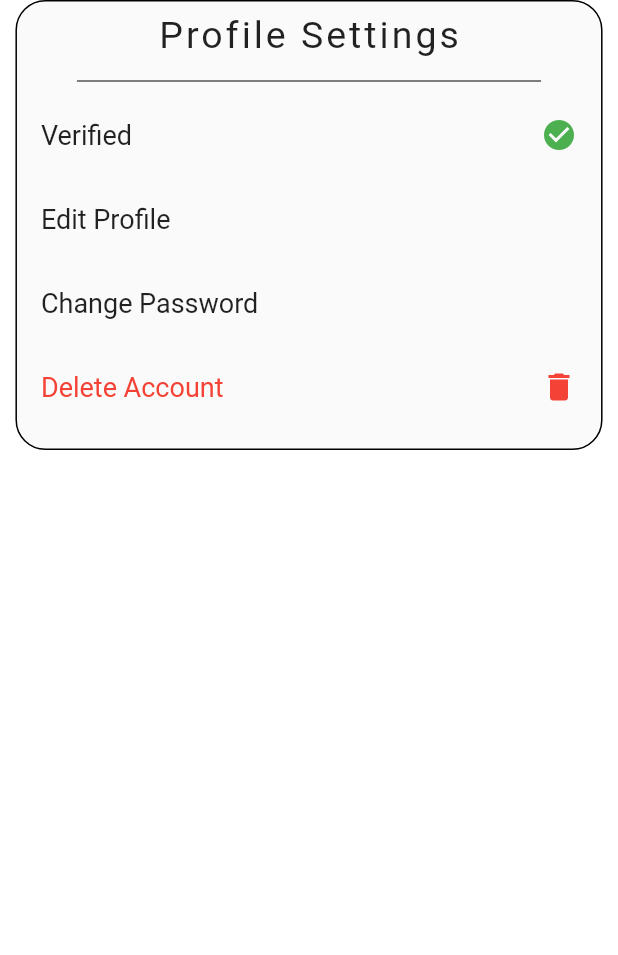
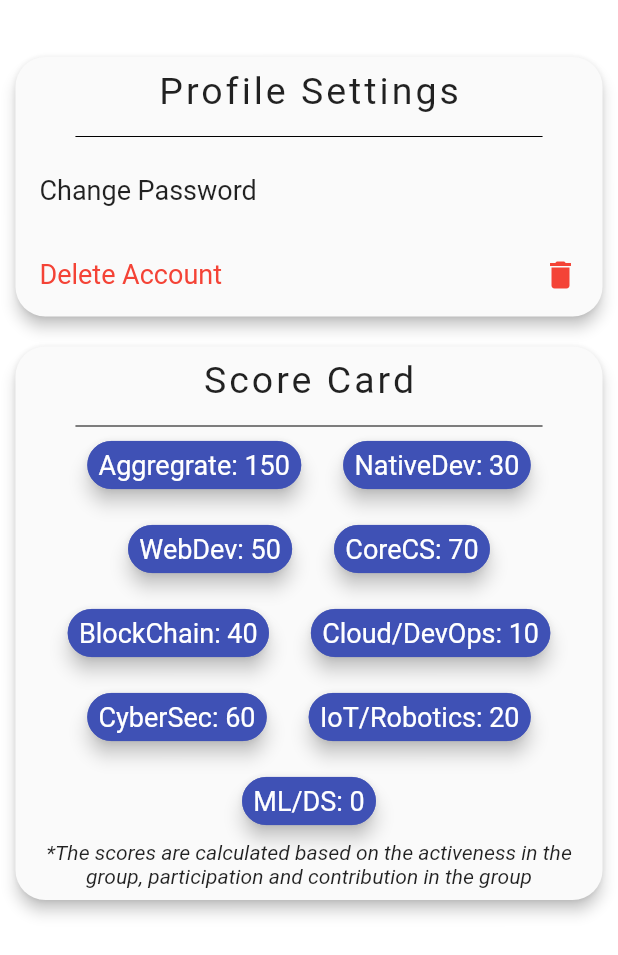
Before and after one commit to fnplus/enroll-me-flutter, a Flutter app: the screen it shows after launch, on a phone screen of 412 x 824 dp. Shown: the top 955 px of the screen. Run offline on Flutter 3.47's test engine with Material 2 defaults, Android fonts, the phone set to English and light mode, and no system bars; drawn by our look-alikes of flutter_tags; missing offline and left inert: groovin_widgets.

Commit message:
Added scoreCard ui to profile page and made UI changes to profile pages

```diff
--- a/lib/app/ui/pages/userDetailsView.dart
+++ b/lib/app/ui/pages/userDetailsView.dart
@@ -1,3 +1,6 @@
+import 'package:enroll_me/app/widgets/materialCard.dart';
+import 'package:enroll_me/app/widgets/profileSettingsCard.dart';
+import 'package:enroll_me/app/widgets/scoreCard.dart';
 import 'package:flutter/material.dart';
 import 'package:groovin_widgets/groovin_widgets.dart';
 
@@ -5,34 +8,64 @@ class UserDetailsView extends StatefulWidget {
   @override
   _UserDetailsViewState createState() => _UserDetailsViewState();
 }
+
 class _UserDetailsViewState extends State<UserDetailsView> {
   @override
   Widget build(BuildContext context) {
     return SplitColorBackground(
+      topLeftCornerRadius: 20,
+      topRightCornerRadius: 20,
+      appBar: AppBar(
+        title: Text(
+          "PROFILE",
+          style: TextStyle(letterSpacing: 3),
+        ),
+        elevation: 0,
+        backgroundColor: Colors.transparent,
+        actions: <Widget>[
+          IconButton(
+            icon: Icon(Icons.edit),
+            onPressed: () {},
+          )
+        ],
+      ),
       headerColor: Colors.indigo,
       headerFlex: 2,
       bodyFlex: 5,
       header: Column(
         mainAxisAlignment: MainAxisAlignment.spaceAround,
         children: <Widget>[
-          SizedBox(
-            height: 30,
-          ),
           CircleAvatar(
-            child: Text(
-              "P",
-              style: TextStyle(fontSize: 25),
+            child: Container(
+              decoration: BoxDecoration(
+                  shape: BoxShape.circle,
+                  image: DecorationImage(
+                      image: NetworkImage(
+                          "https://avatars3.githubusercontent.com/u/32771322?s=460&v=4"))),
             ),
             radius: 40,
-            backgroundColor: Colors.lightGreenAccent,
+            backgroundColor: Colors.yellow,
           ),
+          Row(
+            mainAxisAlignment: MainAxisAlignment.center,
+            children: <Widget>[
               Padding(
                 padding: const EdgeInsets.all(8.0),
                 child: Text(
                   "Pratik Singhal",
                   style: TextStyle(color: Colors.white, fontSize: 30),
                 ),
-          ), //will be replaced by name of geek
+              ),
+              CircleAvatar(
+                backgroundColor: Colors.green,
+                child: Icon(
+                  Icons.done,
+                  size: 15,
+                ),
+                radius: 10,
+              )
+            ],
+          ),
           Padding(
             padding: const EdgeInsets.all(8.0),
             child: Text(
@@ -42,98 +75,34 @@ class _UserDetailsViewState extends State<UserDetailsView> {
           ),
         ],
       ),
-      body: ListView(
+//***************************************** */
+      //BODY STARTS HERE
+//***************************************** */
+      body: Padding(
+        padding: const EdgeInsets.all(8.0),
+        child: ListView(
           children: <Widget>[
+            SizedBox(
+              height: 30,
+            ),
             Center(
-              child: Material(
-            borderRadius: BorderRadius.all(Radius.circular(20)),
-            child: Container(
-              width: MediaQuery.of(context).size.width * 0.95,
-              child: Column(
-                children: <Widget>[
-                  Center(
-                    child: Padding(
-                      padding: const EdgeInsets.all(8.0),
-                      child: Text(
-                        "Profile Settings",
-                        style: TextStyle(fontSize: 25, letterSpacing: 2),
+              child: MaterialCardWidget(
+                child: ProfileSettingsCard(),
               ),
             ),
+            SizedBox(
+              height: 20,
             ),
-                  Divider(
-                    endIndent: 40,
-                    indent: 40,
-                    color: Colors.black,
+            Center(
+              child: MaterialCardWidget(
+                child: ScoreCard(),
               ),
-                  ListTile(
-                    leading: Column(
-                      mainAxisAlignment: MainAxisAlignment.center,
-                      crossAxisAlignment: CrossAxisAlignment.center,
-                      children: <Widget>[
-                        Text(
-                          "Verified",
-                          style: TextStyle(fontSize: 18),
+            ),
+            SizedBox(
+              height: 20,
             ),
           ],
         ),
-                    trailing: Icon(
-                      Icons.check_circle,
-                      color: Colors.green,
-                    ),
-                    onTap: () {},
-                  ),
-                  ListTile(
-                    leading: Column(
-                      mainAxisAlignment: MainAxisAlignment.center,
-                      crossAxisAlignment: CrossAxisAlignment.center,
-                      children: <Widget>[
-                        Text(
-                          "Edit Profile",
-                          style: TextStyle(fontSize: 18),
-                        ),
-                      ],
-                    ),
-                    onTap: () {},
-                  ),
-                  ListTile(
-                    leading: Column(
-                      mainAxisAlignment: MainAxisAlignment.center,
-                      crossAxisAlignment: CrossAxisAlignment.center,
-                      children: <Widget>[
-                        Text(
-                          "Change Password",
-                          style: TextStyle(fontSize: 18),
-                        ),
-                      ],
-                    ),
-                    onTap: () {},
-                  ),
-                  ListTile(
-                    onTap: () {},
-                    leading: Column(
-                      mainAxisAlignment: MainAxisAlignment.center,
-                      crossAxisAlignment: CrossAxisAlignment.center,
-                      children: <Widget>[
-                        Text(
-                          "Delete Account",
-                          style: TextStyle(color: Colors.red, fontSize: 18),
-                        ),
-                      ],
-                    ),
-                    trailing: Icon(
-                      Icons.delete,
-                      color: Colors.red,
-                    ),
-                  )
-                ],
-              ),
-              height: 300,
-              decoration: BoxDecoration(
-                  border: Border.all(),
-                  borderRadius: BorderRadius.all(Radius.circular(20))),
-            ),
-          )),
-        ],
       ),
     );
   }
--- /dev/null
+++ b/lib/app/widgets/materialCard.dart
@@ -0,0 +1,19 @@
+import 'package:flutter/material.dart';
+class MaterialCardWidget extends StatelessWidget {
+  final Widget child;
+
+  const MaterialCardWidget({Key key, @required this.child}) : super(key: key);
+
+  @override
+  Widget build(BuildContext context) {
+    return Material(
+      elevation: 4,
+      borderRadius: BorderRadius.all(Radius.circular(20)),
+      child: Container(
+          decoration: BoxDecoration(
+              borderRadius: BorderRadius.all(Radius.circular(20))),
+          width: MediaQuery.of(context).size.width * 0.95,
+          child: child),
+    );
+  }
+}
--- /dev/null
+++ b/lib/app/widgets/profileSettingsCard.dart
@@ -0,0 +1,58 @@
+import 'package:flutter/material.dart';
+class ProfileSettingsCard extends StatelessWidget {
+  const ProfileSettingsCard({
+    Key key,
+  }) : super(key: key);
+
+  @override
+  Widget build(BuildContext context) {
+    return Column(
+      children: <Widget>[
+        Center(
+          child: Padding(
+            padding: const EdgeInsets.all(8.0),
+            child: Text(
+              "Profile Settings",
+              style: TextStyle(fontSize: 25, letterSpacing: 2),
+            ),
+          ),
+        ),
+        Divider(
+          endIndent: 40,
+          indent: 40,
+          color: Colors.black,
+        ),
+        ListTile(
+          leading: Column(
+            mainAxisAlignment: MainAxisAlignment.center,
+            crossAxisAlignment: CrossAxisAlignment.center,
+            children: <Widget>[
+              Text(
+                "Change Password",
+                style: TextStyle(fontSize: 18),
+              ),
+            ],
+          ),
+          onTap: () {},
+        ),
+        ListTile(
+          onTap: () {},
+          leading: Column(
+            mainAxisAlignment: MainAxisAlignment.center,
+            crossAxisAlignment: CrossAxisAlignment.center,
+            children: <Widget>[
+              Text(
+                "Delete Account",
+                style: TextStyle(color: Colors.red, fontSize: 18),
+              ),
+            ],
+          ),
+          trailing: Icon(
+            Icons.delete,
+            color: Colors.red,
+          ),
+        )
+      ],
+    );
+  }
+}
--- /dev/null
+++ b/lib/app/widgets/scoreCard.dart
@@ -0,0 +1,69 @@
+import 'package:flutter/material.dart';
+import 'package:flutter_tags/tag.dart';
+
+class ScoreCard extends StatelessWidget {
+  List<String> _groups = [
+    "Aggregrate",
+    "NativeDev",
+    "WebDev",
+    "CoreCS",
+    "BlockChain",
+    "Cloud\/DevOps",
+    "CyberSec",
+    "IoT\/Robotics",
+    "ML\/DS",
+  ];
+
+  List<int> _scores = [150, 30, 50, 70, 40, 10, 60, 20, 0];
+
+  @override
+  Widget build(BuildContext context) {
+    return Column(
+      children: <Widget>[
+        Center(
+          child: Padding(
+            padding: const EdgeInsets.all(8.0),
+            child: Text(
+              "Score Card",
+              style: TextStyle(fontSize: 25, letterSpacing: 2),
+            ),
+          ),
+        ),
+        Divider(
+          endIndent: 40,
+          indent: 40,
+          color: Colors.black,
+        ),
+        Tags(
+          columns: 3,
+          itemCount: _groups.length,
+          spacing: 24,
+          runSpacing: 20,
+          itemBuilder: (int index) {
+            return Padding(
+              padding: const EdgeInsets.all(2.0),
+              child: ItemTags(
+                activeColor: Colors.indigo,
+                textStyle: TextStyle(fontSize: 18),
+                key: Key(index.toString()),
+                index: index,
+                title: _groups[index] + ': ${_scores[index].toString()}',
+                active: true,
+              ),
+            );
+          },
+        ),
+        Padding(
+          padding: const EdgeInsets.all(8.0),
+          child: Text(
+            "\*The scores are calculated based on the activeness in the group, participation and contribution in the group",
+            textAlign: TextAlign.center,
+            style: TextStyle(
+              fontStyle: FontStyle.italic,
+            ),
+          ),
+        )
+      ],
+    );
+  }
+}
--- a/pubspec.yaml
+++ b/pubspec.yaml
@@ -28,6 +28,8 @@ dependencies:
   groovin_widgets: ^1.4.2
 
   liquid_pull_to_refresh: ^1.1.1
+
+  flutter_tags: ^0.4.3
 
 dev_dependencies:
   flutter_test:
```
Also changed, not shown: lib/app/enrollme.dart (+7 -3 lines), lib/app/models/userDetailsModel.dart (+43 -1 lines), lib/app/ui/pages/geekForm.dart (added, +90 -0 lines), pubspec.lock. Lines whose indentation alone changed are shown as unchanged.
